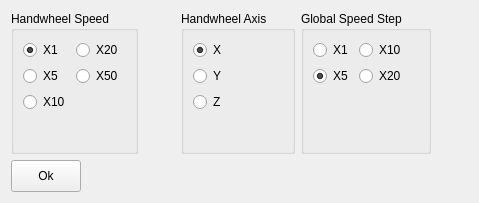
GaussCheng/2-5AxisPunch, file custom_widgets/systemstatusframe/operatingratiosetdialog.ui: the form before one commit.
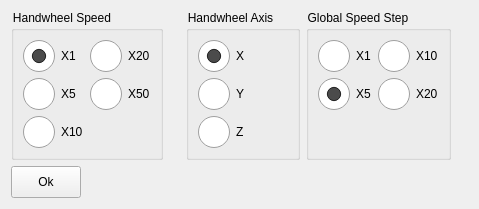
The form after the commit. Icons and pictures are not drawn.

Diff of the .ui file:
```diff
--- a/custom_widgets/systemstatusframe/operatingratiosetdialog.ui
+++ b/custom_widgets/systemstatusframe/operatingratiosetdialog.ui
@@ -13,6 +13,21 @@
   <property name="windowTitle">
    <string>Handwheel Speed</string>
   </property>
+  <property name="styleSheet">
+   <string notr="true">::indicator {
+     width: 32px;
+     height: 32px;
+ }
+
+::indicator:unchecked 
+{
+     image: url(:/resource/check_unchecked.png);
+ }
+::indicator:checked 
+{
+     image: url(:/resource/check_checked.png);
+ }</string>
+  </property>
   <layout class="QVBoxLayout" name="verticalLayout">
    <item>
     <layout class="QHBoxLayout" name="horizontalLayout">
```
Left out of the diff: 2 changed lines with no effect on the pictures.
